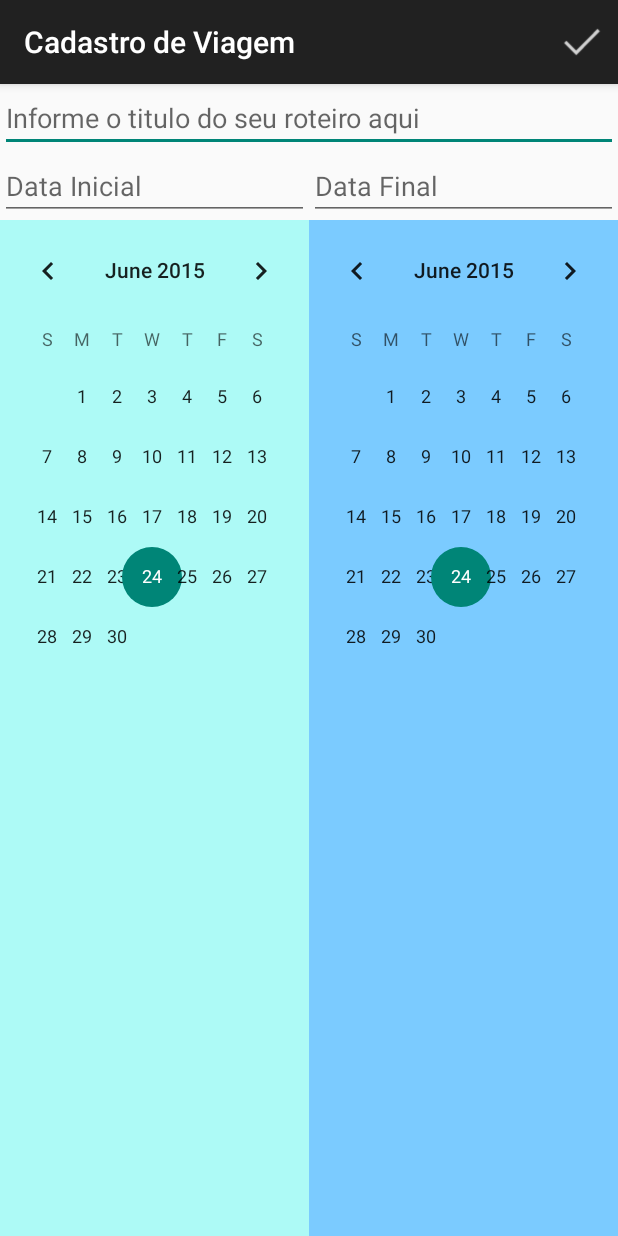
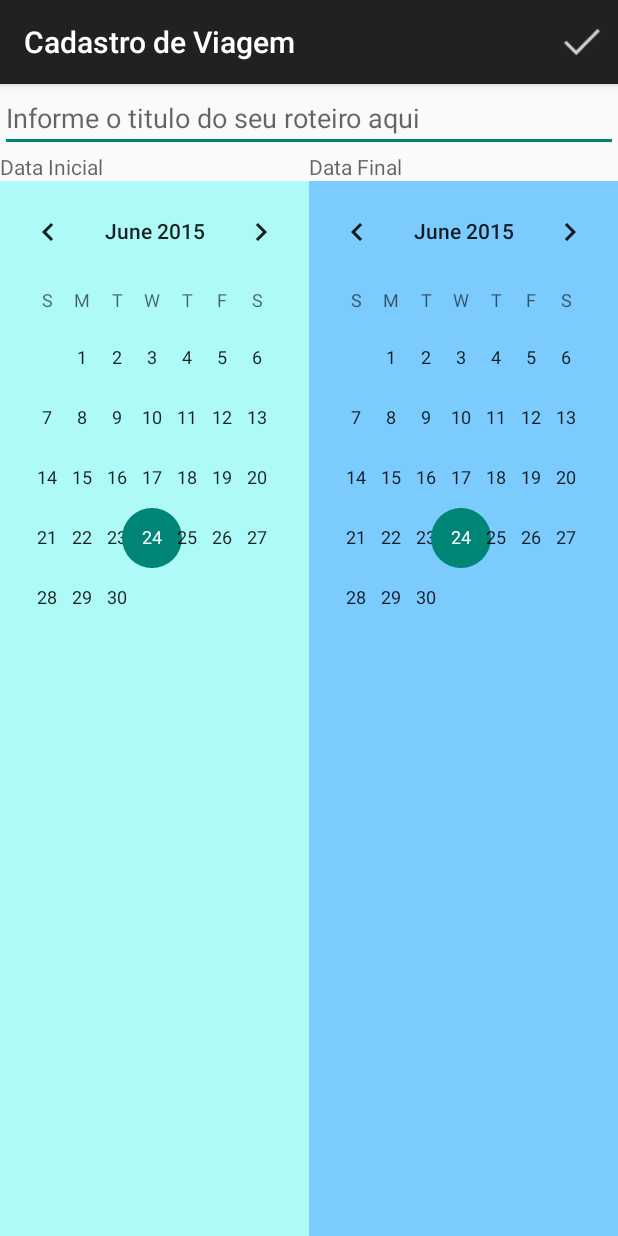
Before and after one commit to MathBrandino/RoteiroApp, an Android app: the FormularioViagemActivity screen opened directly, with no data from a screen before it, on a phone screen of 412 x 824 dp. Run offline under Robolectric (Android 15) with nearby library versions, the phone set to English and light mode, and no system bars.

Commit message:
funcao data por CalendarView

```diff
--- a/src/main/java/br/com/caelum/roteirosapp/activity/FormularioViagemActivity.java
+++ b/src/main/java/br/com/caelum/roteirosapp/activity/FormularioViagemActivity.java
@@ -5,6 +5,8 @@
 import android.support.v7.app.AppCompatActivity;
 import android.view.Menu;
 import android.view.MenuItem;
+import android.widget.CalendarView;
+import android.widget.Toast;
 
 import br.com.caelum.roteirosapp.R;
 import br.com.caelum.roteirosapp.activity.dao.DatabaseHelperDao;
@@ -25,6 +27,7 @@
         super.onCreate(savedInstanceState);
         setContentView(R.layout.activity_formulario_viagem);
 
+
         Intent intent = getIntent();
 
 
@@ -36,7 +39,22 @@
         if (intent.hasExtra("Editar")){
             viagemHelper.colocaViagemFormulario((Viagem) intent.getSerializableExtra("Editar"));
 
+
         }
+
+        viagemHelper.getCalendarFinal().setOnDateChangeListener(new CalendarView.OnDateChangeListener() {
+            @Override
+            public void onSelectedDayChange(CalendarView view, int year, int month, int dayOfMonth) {
+                viagemHelper.setDataFinal(viagemHelper.getCalendarFinal().getDate());
+            }
+        });
+
+        viagemHelper.getCalendarInicial().setOnDateChangeListener(new CalendarView.OnDateChangeListener() {
+            @Override
+            public void onSelectedDayChange(CalendarView view, int year, int month, int dayOfMonth) {
+                viagemHelper.setDataInicial(viagemHelper.getCalendarInicial().getDate());
+            }
+        });
 
     }
 
--- a/src/main/java/br/com/caelum/roteirosapp/activity/helper/FormularioParadaHelper.java
+++ b/src/main/java/br/com/caelum/roteirosapp/activity/helper/FormularioParadaHelper.java
@@ -3,7 +3,6 @@
 import android.app.Activity;
 import android.graphics.Bitmap;
 import android.graphics.BitmapFactory;
-import android.util.Log;
 import android.widget.Button;
 import android.widget.EditText;
 import android.widget.ImageView;
--- a/src/main/java/br/com/caelum/roteirosapp/activity/helper/FormularioViagemHelper.java
+++ b/src/main/java/br/com/caelum/roteirosapp/activity/helper/FormularioViagemHelper.java
@@ -1,7 +1,13 @@
 package br.com.caelum.roteirosapp.activity.helper;
 
 import android.app.Activity;
+import android.widget.CalendarView;
 import android.widget.EditText;
+import android.widget.TextView;
+
+import java.text.DateFormat;
+import java.text.SimpleDateFormat;
+import java.util.Date;
 
 import br.com.caelum.roteirosapp.R;
 import br.com.caelum.roteirosapp.activity.modelo.Viagem;
@@ -15,14 +21,19 @@
 
     private Viagem viagem;
 
-    private EditText dataInicio;
-    private EditText dataFinal;
+    private TextView dataInicio;
+    private TextView dataFinal;
+
+    private CalendarView calendarInicial;
+    private CalendarView calendarFinal;
+
 
     public FormularioViagemHelper(Activity activity) {
         nome = (EditText) activity.findViewById(R.id.formulario_descricao_viagem);
-        dataInicio = (EditText) activity.findViewById(R.id.formulario_viagem_data_inicial);
-        dataFinal = (EditText) activity.findViewById(R.id.formulario_viagem_data_final);
-
+        dataInicio = (TextView) activity.findViewById(R.id.formulario_viagem_data_inicial);
+        dataFinal =  (TextView) activity.findViewById(R.id.formulario_viagem_data_final);
+        calendarInicial = (CalendarView) activity.findViewById(R.id.calendario_inicial);
+        calendarFinal = (CalendarView) activity.findViewById(R.id.calendario_final);
         viagem = new Viagem();
     }
 
@@ -60,6 +71,7 @@
     public void mostraErroDataInicio() {
         dataInicio.setError("Data inicial não pode ser vazia");
     }
+
 
     public boolean validaDataInicial(){
         if(!temDataInicio()){
@@ -101,4 +113,29 @@
         return false;
     }
 
+
+    public CalendarView getCalendarInicial() {
+        return calendarInicial;
+    }
+
+    public CalendarView getCalendarFinal() {
+        return calendarFinal;
+    }
+
+    public void setDataFinal(long dataFinalCalendario) {
+        String data = converteData(dataFinalCalendario);
+        this.dataFinal.setText(data);
+    }
+
+    public void  setDataInicial(long dataInicialCalendario){
+        String data = converteData(dataInicialCalendario);
+        this.dataInicio.setText(data);
+    }
+
+    public String converteData(long data){
+        Date date = new Date(data);
+        DateFormat dateFormat = new SimpleDateFormat("dd/MM/yyyy");
+        String dataText = dateFormat.format(date).toString();
+        return dataText;
+    }
 }
--- a/src/main/res/layout/activity_formulario_viagem.xml
+++ b/src/main/res/layout/activity_formulario_viagem.xml
@@ -14,14 +14,14 @@
         android:layout_height="wrap_content"
         android:orientation="horizontal">
 
-        <EditText
+        <TextView
             android:layout_width="0dp"
             android:layout_height="match_parent"
             android:layout_weight="1"
             android:inputType="date"
             android:hint="Data Inicial"
             android:id="@+id/formulario_viagem_data_inicial"/>
-        <EditText
+        <TextView
             android:layout_width="0dp"
             android:layout_height="match_parent"
             android:layout_weight="1"
@@ -37,13 +37,15 @@
             android:layout_width="0dp"
             android:layout_weight="1"
             android:layout_height="match_parent"
+            android:id="@+id/calendario_inicial"
             android:background="@color/linha_impar"
             />
-
-        <CalendarView
-            android:layout_width="0dp"
-            android:layout_height="match_parent"
-            android:layout_weight="1"
-            android:background="@color/linha_par"/>
+          <CalendarView
+              android:layout_width="0dp"
+              android:layout_weight="1"
+              android:layout_height="match_parent"
+              android:id="@+id/calendario_final"
+              android:background="@color/linha_par"
+            />
     </LinearLayout>
 </LinearLayout>
```
